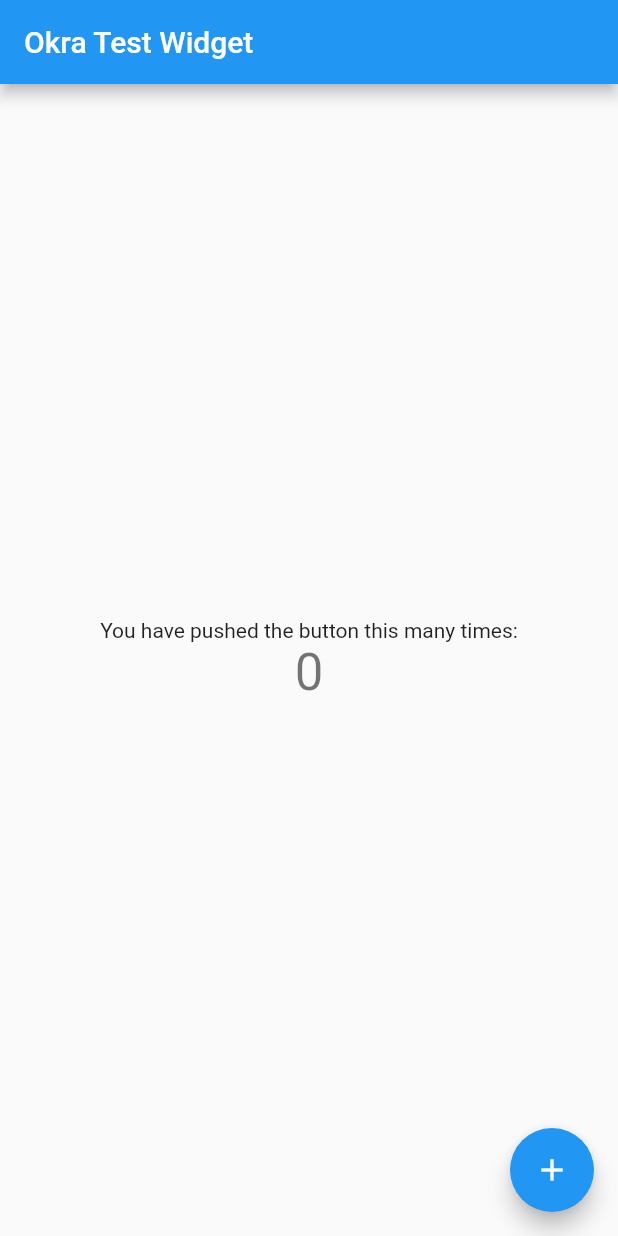
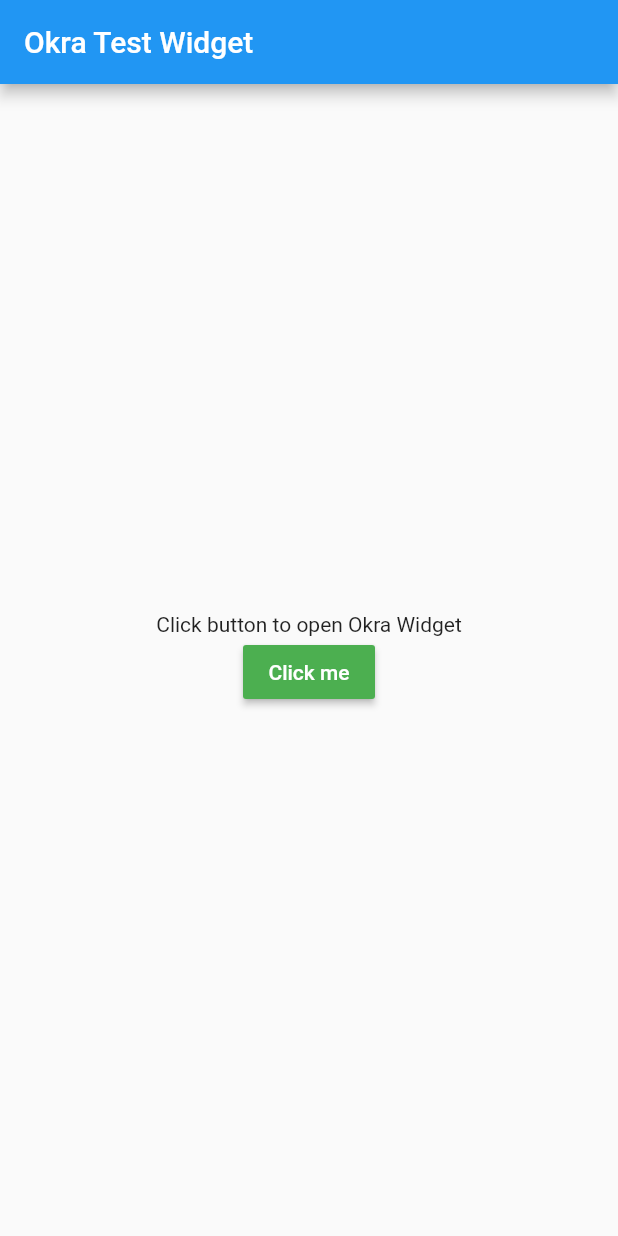
Before and after one commit to okraHQ/okra-flutter, a Flutter app: the screen it shows after launch, on a phone screen of 412 x 824 dp. Run offline on Flutter 3.47's test engine with Material 2 defaults, Android fonts, the phone set to English and light mode, and no system bars; our stand-ins replace webview_flutter.

Commit message:
WIP in progress

```diff
--- a/example/lib/main.dart
+++ b/example/lib/main.dart
@@ -77,7 +77,7 @@ class _MyHomePageState extends State<MyHomePage> {
       body: Center(
         // Center is a layout widget. It takes a single child and positions it
         // in the middle of the parent.
-        child: Column(
+        child: new Column(
           // Column is also layout widget. It takes a list of children and
           // arranges them vertically. By default, it sizes itself to fit its
           // children horizontally, and tries to be as tall as its parent.
@@ -94,25 +94,22 @@ class _MyHomePageState extends State<MyHomePage> {
           // horizontal).
           mainAxisAlignment: MainAxisAlignment.center,
           children: <Widget>[
-            Text(
-              'You have pushed the button this many times:',
-            ),
-            Text(
-              '$_counter',
-              style: Theme.of(context).textTheme.display1,
-            ),
+            Text('Click button to open Okra Widget'),
+            new RaisedButton(
+              color: Colors.green,
+              child: new Text("Click me", style: TextStyle(
+                color: Colors.white
+              ),),
+              onPressed: () {
+                setState(() {
+                  Okra.create(context, new OkraOptions(true,"c81f3e05-7a5c-5727-8d33-1113a3c7a5e4","5d8a35224d8113507c7521ac",[Product.auth,Product.balance],Environment.dev,"Bassey"));
+                });
+              },
+            )
           ],
         ),
       ),
-      floatingActionButton: FloatingActionButton(
-        onPressed: () {
-          setState(() {
-            Okra.create(context, new OkraOptions(true,"c81f3e05-7a5c-5727-8d33-1113a3c7a5e4","5d8a35224d8113507c7521ac",[Product.auth,Product.balance],Environment.dev,"Bassey"));
-          });
-        },
-        tooltip: 'Increment',
-        child: Icon(Icons.add),
-      ), // This trailing comma makes auto-formatting nicer for build methods.
+       // This trailing comma makes auto-formatting nicer for build methods.
     );
   }
 }
--- a/lib/view/web.dart
+++ b/lib/view/web.dart
@@ -55,9 +55,9 @@ class _WebState extends State<Web> {
       javascriptMode : JavascriptMode.unrestricted,
       javascriptChannels: Set.from([
         JavascriptChannel(
-            name: 'Android',
+            name: 'Mobile',
             onMessageReceived: (JavascriptMessage message) {
-              print(message.message);
+              Navigator.pop(context);
             })
       ]),
       onWebViewCreated: (webViewController){},
```
